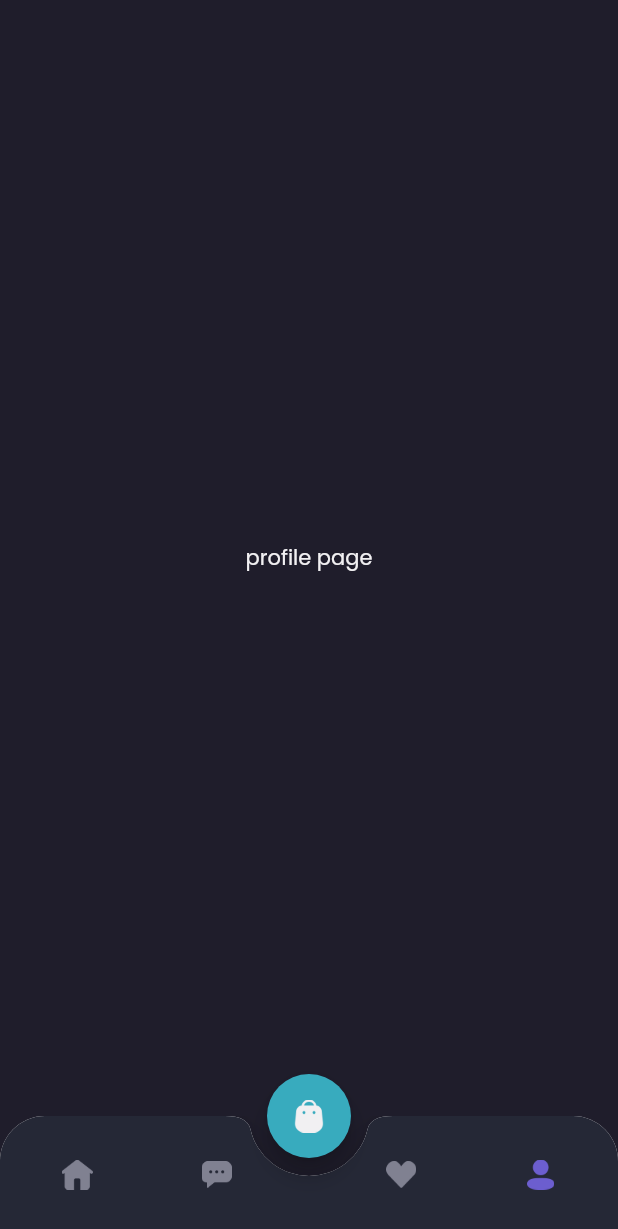
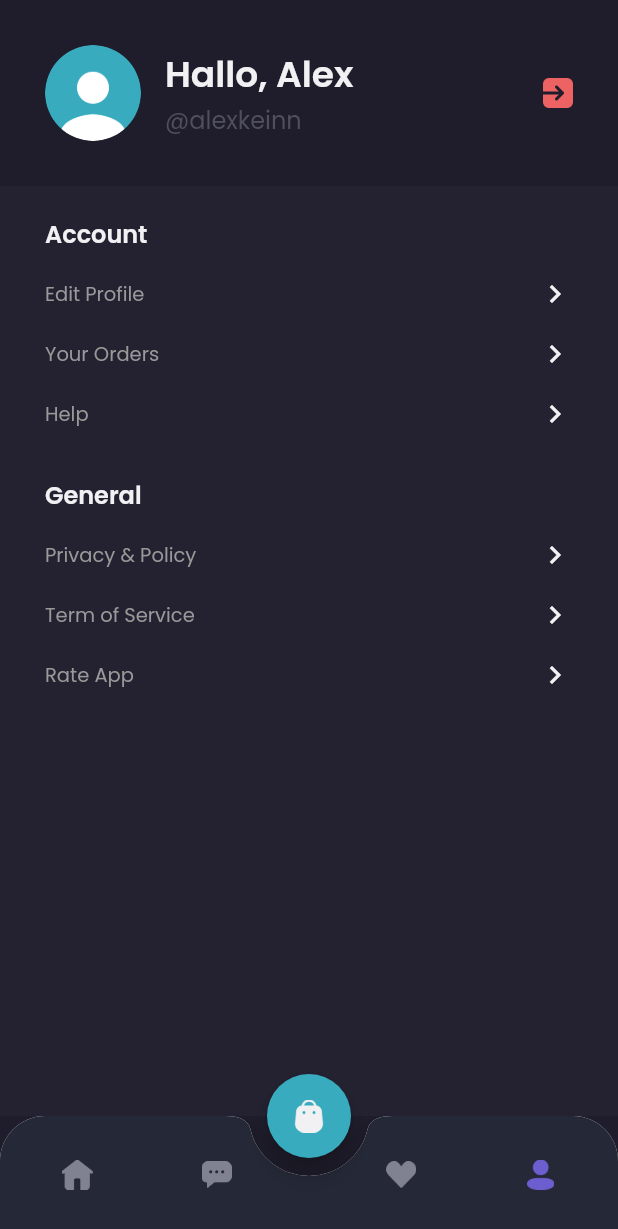
Before and after one commit to diajarkoding/shoes_store, a Flutter app: the MainPage screen opened by its route, item 4 of the bottom bar chosen, on a phone screen of 412 x 824 dp. Shown: the top 1229 px of the screen. Run offline on Flutter 3.47's test engine with Material 2 defaults, Android fonts, the phone set to English and light mode, and no system bars; our stand-ins replace google_fonts.

Commit message:
Modified detail_chat.dart, profile_page.dart and Use default margin

```diff
--- a/lib/pages/home/main_page.dart
+++ b/lib/pages/home/main_page.dart
@@ -28,7 +28,8 @@ class _MainPageState extends State<MainPage> {
 
   Widget customBottomNav() {
     return ClipRRect(
-      borderRadius: const BorderRadius.vertical(top: Radius.circular(30)),
+      borderRadius:
+          const BorderRadius.vertical(top: Radius.circular(defaultMargin)),
       child: BottomAppBar(
         shape: const CircularNotchedRectangle(),
         notchMargin: 12,
--- a/lib/pages/home/profile_page.dart
+++ b/lib/pages/home/profile_page.dart
@@ -1,4 +1,5 @@
 import 'package:flutter/material.dart';
+import 'package:toko_sepatu/pages/login_page.dart';
 import 'package:toko_sepatu/shared/theme.dart';
 
 class ProfilePage extends StatelessWidget {
@@ -6,11 +7,118 @@ class ProfilePage extends StatelessWidget {
 
   @override
   Widget build(BuildContext context) {
-    return Center(
-      child: Text(
-        'profile page',
-        style: primaryTextStyle,
-      ),
+    PreferredSizeWidget header() {
+      return AppBar(
+        backgroundColor: backgroudColor1,
+        automaticallyImplyLeading: false,
+        elevation: 0,
+        flexibleSpace: SafeArea(
+          child: Padding(
+            padding: const EdgeInsets.all(defaultMargin),
+            child: Row(
+              children: [
+                ClipOval(
+                  child: Image.asset(
+                    'assets/image_profile.png',
+                    width: 64,
+                  ),
+                ),
+                const SizedBox(
+                  width: 16,
+                ),
+                Expanded(
+                  child: Column(
+                    mainAxisAlignment: MainAxisAlignment.center,
+                    crossAxisAlignment: CrossAxisAlignment.start,
+                    children: [
+                      Text(
+                        'Hallo, Alex',
+                        style: primaryTextStyle.copyWith(
+                            fontSize: 24, fontWeight: semiBold),
+                      ),
+                      Text(
+                        '@alexkeinn',
+                        style: subtitleTextStyle.copyWith(fontSize: 16),
+                      )
+                    ],
+                  ),
+                ),
+                GestureDetector(
+                  onTap: () => Navigator.pushAndRemoveUntil(
+                      context,
+                      MaterialPageRoute(
+                          builder: (context) => const LoginPage()),
+                      (route) => false),
+                  child: Image.asset(
+                    'assets/button_exit.png',
+                    width: 20,
+                  ),
+                )
+              ],
+            ),
+          ),
+        ),
+      );
+    }
+
+    Widget menuItem(String text) {
+      return Padding(
+          padding: const EdgeInsets.only(top: 16),
+          child: Row(
+            children: [
+              Expanded(
+                child: Text(
+                  text,
+                  style: secondaryTextStyle.copyWith(fontSize: 13),
+                ),
+              ),
+              const Icon(
+                Icons.chevron_right,
+                color: primaryTextColor,
+              )
+            ],
+          ));
+    }
+
+    Widget content() {
+      return Expanded(
+        child: Container(
+          width: double.infinity,
+          padding: const EdgeInsets.symmetric(horizontal: defaultMargin),
+          color: backgroudColor3,
+          child: Column(
+            crossAxisAlignment: CrossAxisAlignment.start,
+            children: [
+              const SizedBox(
+                height: 20,
+              ),
+              Text(
+                'Account',
+                style: primaryTextStyle.copyWith(
+                    fontSize: 16, fontWeight: semiBold),
+              ),
+              menuItem('Edit Profile'),
+              menuItem('Your Orders'),
+              menuItem('Help'),
+              const SizedBox(
+                height: defaultMargin,
+              ),
+              Text(
+                'General',
+                style: primaryTextStyle.copyWith(
+                    fontSize: 16, fontWeight: semiBold),
+              ),
+              menuItem('Privacy & Policy'),
+              menuItem('Term of Service'),
+              menuItem('Rate App'),
+            ],
+          ),
+        ),
+      );
+    }
+
+    return Column(
+      children: [header(), content()],
     );
   }
 }
--- a/lib/pages/home/wishlist_page.dart
+++ b/lib/pages/home/wishlist_page.dart
@@ -78,7 +78,7 @@ class WishListPage extends StatelessWidget {
         width: double.infinity,
         color: backgroudColor3,
         child: ListView(
-          padding: const EdgeInsets.symmetric(horizontal: 30),
+          padding: const EdgeInsets.symmetric(horizontal: defaultMargin),
           children: const [
             WishlistCard(
                 imageUrl: 'assets/image_shoes.png',
--- a/lib/pages/login_page.dart
+++ b/lib/pages/login_page.dart
@@ -126,7 +126,7 @@ class LoginPage extends StatelessWidget {
       return Container(
         width: double.infinity,
         height: 50,
-        margin: const EdgeInsets.only(top: 30),
+        margin: const EdgeInsets.only(top: defaultMargin),
         child: ElevatedButton(
           onPressed: () {
             Navigator.pushNamed(context, '/signup');
--- a/lib/widgets/arrivals_card.dart
+++ b/lib/widgets/arrivals_card.dart
@@ -7,7 +7,7 @@ class ArrivalsCard extends StatelessWidget {
   @override
   Widget build(BuildContext context) {
     return Container(
-      margin: const EdgeInsets.only(bottom: 30),
+      margin: const EdgeInsets.only(bottom: defaultMargin),
       child: Row(
         children: [
           Container(
--- a/lib/widgets/chat_bubble.dart
+++ b/lib/widgets/chat_bubble.dart
@@ -103,7 +103,7 @@ class ChatBubble extends StatelessWidget {
 
     return Container(
       width: double.infinity,
-      margin: const EdgeInsets.only(top: 30),
+      margin: const EdgeInsets.only(top: defaultMargin),
       child: Column(
         crossAxisAlignment:
             isSender ? CrossAxisAlignment.end : CrossAxisAlignment.start,
--- a/lib/widgets/costum_button.dart
+++ b/lib/widgets/costum_button.dart
@@ -19,7 +19,7 @@ class CustomButton extends StatelessWidget {
     return Container(
       width: width,
       height: height,
-      margin: const EdgeInsets.only(top: 30),
+      margin: const EdgeInsets.only(top: defaultMargin),
       child: ElevatedButton(
         onPressed: () {
           Navigator.pushNamed(context, '/signup');
--- a/lib/widgets/product_card.dart
+++ b/lib/widgets/product_card.dart
@@ -18,7 +18,7 @@ class ProductCard extends StatelessWidget {
         crossAxisAlignment: CrossAxisAlignment.start,
         children: [
           const SizedBox(
-            height: 30,
+            height: defaultMargin,
           ),
           Image.asset(
             'assets/image_shoes.png',
--- a/lib/widgets/wishlist_card.dart
+++ b/lib/widgets/wishlist_card.dart
@@ -15,7 +15,7 @@ class WishlistCard extends StatelessWidget {
   @override
   Widget build(BuildContext context) {
     return Container(
-      margin: const EdgeInsets.only(top: 30),
+      margin: const EdgeInsets.only(top: defaultMargin),
       padding: const EdgeInsets.fromLTRB(12, 10, 20, 14),
       decoration: BoxDecoration(
           color: backgroudColor4, borderRadius: BorderRadius.circular(12)),
```
Also changed, not shown: lib/pages/home/detail_chat.dart (+18 -3 lines), lib/pages/signup_page.dart (+4 -4 lines).
